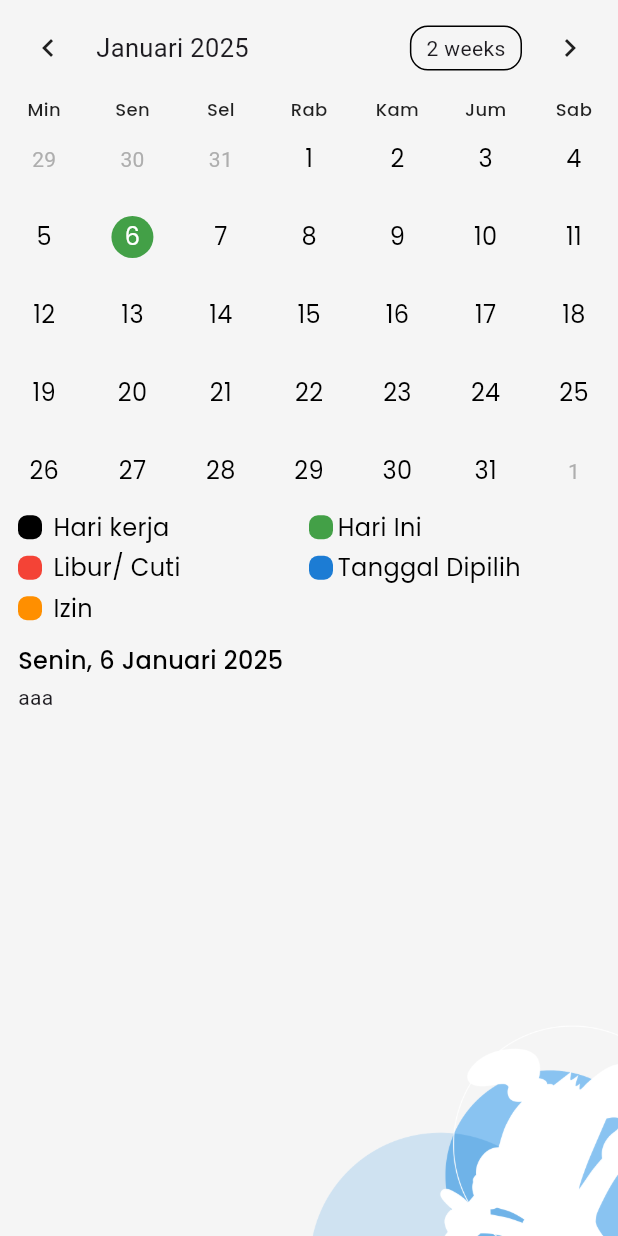
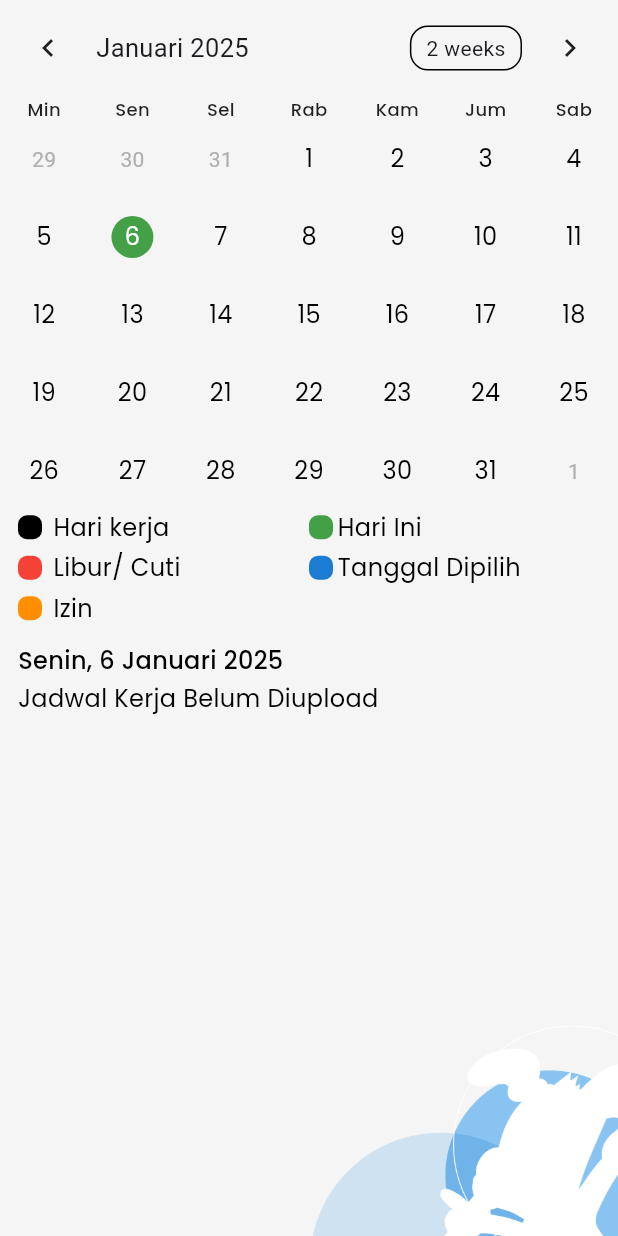
Before and after one commit to ilhmdhn/eportal, a Flutter app: the SchedulePage screen opened by its route, on a phone screen of 412 x 824 dp. Run offline on Flutter 3.47's test engine with Material 3 defaults, Android fonts, the phone set to English and light mode, and no system bars; drawn by our look-alikes of auto_size_text, table_calendar; our stand-ins replace animated_text_kit, cached_network_image, camera, carousel_slider, dropdown_search, elegant_notification and 22 more; missing offline and left inert: dart_jsonwebtoken, no_screenshot, syncfusion_flutter_pdfviewer; accounts and stored records are empty; network calls fail.

Commit message:
apa iniiiii

```diff
--- a/lib/data/network/response/jko_response.dart
+++ b/lib/data/network/response/jko_response.dart
@@ -31,6 +31,7 @@ class JkoModel{
   String code;
   TimeOfDay? startTime;
   TimeOfDay? endTime;
+  String? id;
 
   JkoModel({
     required this.nip,
@@ -38,7 +39,8 @@ class JkoModel{
     required this.date,
     required this.code,
     this.startTime,
-    this.endTime
+    this.endTime,
+    this.id
   });
 
   factory JkoModel.fromJson(Map<String, dynamic>json){
@@ -47,6 +49,7 @@ class JkoModel{
       name: json['name'],
       date: DateTime.parse(json['date']),
       code: json['code'],
+      id: json['id']??'',
       startTime: isNullOrEmpty(json['start_time']) ?TimeOfDay.now(): CustomConverter.stringToTime(json['start_time']),
       endTime: isNullOrEmpty(json['end_time']) ?TimeOfDay.now(): CustomConverter.stringToTime(json['end_time']),
     );
--- a/lib/page/schedule/schedule_page.dart
+++ b/lib/page/schedule/schedule_page.dart
@@ -151,7 +151,10 @@ class _SchedulePageState extends State<SchedulePage> {
                         return Center(child: AutoSizeText('${day.day}', style: CustomFont.headingEmpatReject()),);
                       }else if(jko.any((holiday) => isSameDay(holiday.date, day) && holiday.code.toLowerCase() == 'cuti')){
                         return Center(child: AutoSizeText('${day.day}', style: CustomFont.headingEmpatReject()),);
-                      }else if(jko.any((holiday) => isSameDay(holiday.date, day) && holiday.code.toLowerCase() == 'izin')){
+                      }else if(jko.any((holiday) => isSameDay(holiday.date, day) && holiday.code.toLowerCase() == 'libur pengganti')){
+                        return Center(child: AutoSizeText('${day.day}', style: CustomFont.headingEmpatReject()),);
+                      }
+                      else if(jko.any((holiday) => isSameDay(holiday.date, day) && holiday.code.toLowerCase() == 'izin')){
                         return Center(child: AutoSizeText('${day.day}', style: CustomFont.headingEmpatWaiting()),);
                       }else{
                         return Center(child: AutoSizeText('${day.day}', style: CustomFont.headingEmpat()),);
@@ -309,25 +312,35 @@ class _SchedulePageState extends State<SchedulePage> {
                       ),
                       const SizedBox(height: 12),
                       AutoSizeText(CustomConverter.dateTimeToDay(_selectedDay??DateTime.now()), style: CustomFont.headingEmpatSemiBold(),),
-                      const SizedBox(height: 3,),
+                      const SizedBox(height: 2,),
                       schedule?.code.toLowerCase() == 'kerja'?
                       Column(
                         crossAxisAlignment: CrossAxisAlignment.start,
                         children: [
-                          AutoSizeText('Hari Kerja', style: CustomFont.headingEmpatSemiBold()),
+                          AutoSizeText('Hari Kerja', style: CustomFont.headingDua()),
                           const SizedBox(height: 2,),
-                          Text('Jadwal Masuk   : ${CustomConverter.timeToString(schedule!.startTime!)}', style: CustomFont.headingLima(),),
-                          const SizedBox(height: 1,),
-                          Text('Jadwal Pulang  : ${CustomConverter.timeToString(schedule.endTime!)}',style:CustomFont.headingLima()),
+                          Row(
+                            children: [
+                              Text('Jam Kerja: ', style: CustomFont.headingEmpat(),),
+                              const SizedBox(width: 3,),
+                              Text('${CustomConverter.timeToString(schedule!.startTime!)} - ${CustomConverter.timeToString(schedule.endTime!)}', style: CustomFont.headingEmpat(),),
+                            ],
+                          ),
                         ],
                       )
                       : schedule?.code.toLowerCase() == 'off'?
-                      AutoSizeText('Hari Libur', style: CustomFont.headingEmpatReject(),):
+                      Column(
+                        children: [
+                          AutoSizeText('Hari Libur', style: CustomFont.headingDuaRed(),),
+                        ],
+                      ):
                       schedule?.code.toLowerCase() == 'cuti'?
-                      AutoSizeText('Cuti', style: CustomFont.headingEmpatReject(),):
+                      AutoSizeText('Cuti', style: CustomFont.headingDuaRed(),):
+                      schedule?.code.toLowerCase() == 'libur pengganti'?
+                      AutoSizeText('Libur Pengganti', style: CustomFont.headingDuaRed(),):
                       schedule?.code.toLowerCase() == 'izin'?
-                      const SizedBox():
-                      const Text('aaa')
+                      AutoSizeText('Izin Tidak Masuk', style: CustomFont.headingDuaYellow(),):
+                      AutoSizeText('Jadwal Kerja Belum Diupload', style: CustomFont.headingEmpat(),)
                     ],
                   ),
                 )
--- a/lib/util/converter.dart
+++ b/lib/util/converter.dart
@@ -134,7 +134,9 @@ class CustomConverter{
   }
 
   static String timeToString(TimeOfDay time){
-    return '${time.hour}:${time.minute}';
+    final String hour = time.hour.toString().padLeft(2, '0');
+    final String minute = time.minute.toString().padLeft(2, '0');
+    return '$hour:$minute';
   }
 
   static String generateLink(String link){
--- a/pubspec.yaml
+++ b/pubspec.yaml
@@ -49,6 +49,7 @@ dependencies:
   flutter_dotenv: ^5.2.1
   flutter_easyloading: ^3.0.5
   flutter_html: ^3.0.0-beta.2
+  flutter_local_notifications: ^18.0.1
   flutter_map: ^7.0.2
   fluttertoast: ^8.2.8
   get_it: ^8.0.2
```
Also changed, not shown: lib/main.dart (+56 -3 lines), lib/style/custom_font.dart (+11 -0 lines), lib/util/show_notification.dart (added, +29 -0 lines), pubspec.lock, 4 other files.
